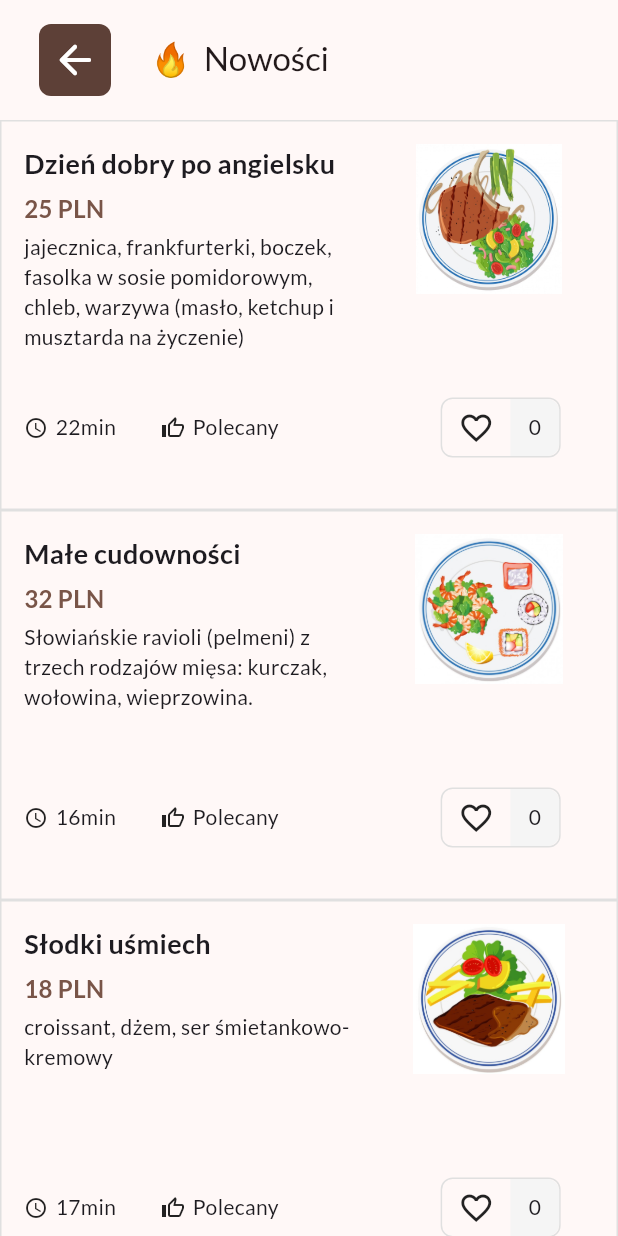
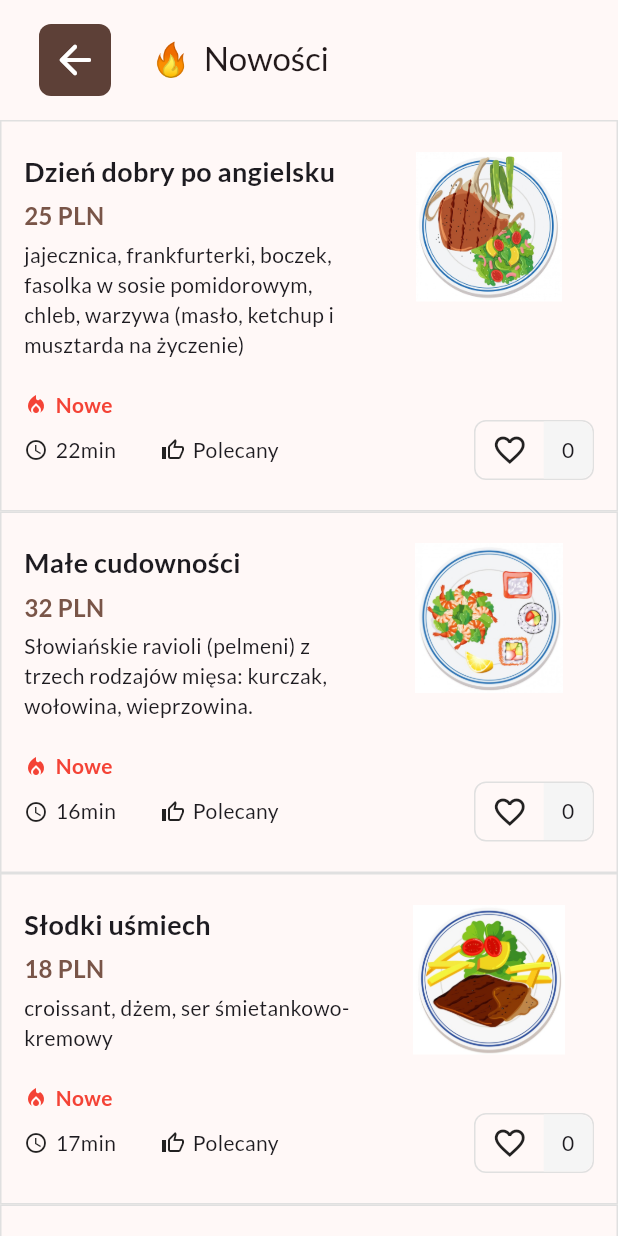
Before and after one commit to igorurbaniak/cafe_of_happiness_app, a Flutter app: the NewDishesPage screen opened directly, on a phone screen of 412 x 824 dp. Run offline on Flutter 3.47's test engine with Material 3 defaults, Android fonts, the phone set to English and light mode, and no system bars; our stand-ins replace firebase_auth, firebase_core, flutter_bloc, google_fonts, google_maps_flutter; accounts and stored records are empty; generated files the repository leaves out were written again.

Commit message:
Add to DsihFavoriteItem an Icon and Text to the all the dishes which are on the menu as New

```diff
--- a/lib/presentation/features/menu_item/menu_item_page/menu_item_page.dart
+++ b/lib/presentation/features/menu_item/menu_item_page/menu_item_page.dart
@@ -32,7 +32,7 @@ class MenuScreen extends StatelessWidget {
     List<DishModel> sortDishesByCategory(List<DishModel> dishes) {
       final Map<String, List<DishModel>> categories = {};
       for (var dish in dishes) {
-        final categoryTitle = dish.dishCategory.name; // Use category.name
+        final categoryTitle = dish.dishCategory.name;
         categories[categoryTitle] = (categories[categoryTitle] ?? []) + [dish];
       }
 
--- a/lib/presentation/features/menu_item/menu_item_page/widgets/dish_favorite_item.dart
+++ b/lib/presentation/features/menu_item/menu_item_page/widgets/dish_favorite_item.dart
@@ -22,9 +22,7 @@ class DishFavoriteItem extends StatelessWidget {
         context.read<MenuItemCubit>().state.favoriteCounts[dish.id] ?? 0;
 
     return Container(
-      padding: const EdgeInsets.all(15),
-      height: 260,
-      width: double.infinity,
+      padding: const EdgeInsets.symmetric(horizontal: 15, vertical: 20),
       decoration: BoxDecoration(
         border: Border.all(
           color: Colors.grey.shade300,
@@ -77,9 +75,8 @@ class DishFavoriteItem extends StatelessWidget {
                   ),
                 ),
                 const SizedBox(height: 5),
-                SizedBox(
-                  width: 220,
-                  height: 100,
+                Container(
+                  constraints: const BoxConstraints(maxWidth: 220),
                   child: Text(
                     dish.dishIngredients,
                     style: const TextStyle(
@@ -87,7 +84,25 @@ class DishFavoriteItem extends StatelessWidget {
                     ),
                   ),
                 ),
-                const SizedBox(height: 10),
+                const SizedBox(height: 20),
+                if (dish.isNew)
+                  const Row(
+                    children: [
+                      Icon(
+                        Icons.local_fire_department,
+                        size: 16,
+                        color: Colors.red,
+                      ),
+                      SizedBox(width: 5),
+                      Text(
+                        'Nowe',
+                        style: TextStyle(
+                            fontSize: 14,
+                            color: Colors.red,
+                            fontWeight: FontWeight.bold),
+                      ),
+                    ],
+                  ),
                 Row(
                   children: [
                     const Icon(
@@ -113,7 +128,7 @@ class DishFavoriteItem extends StatelessWidget {
                         fontSize: 14,
                       ),
                     ),
-                    const SizedBox(width: 108),
+                    const Spacer(),
                     InkWell(
                       onTap: () {
                         context.read<MenuItemCubit>().toggleFavorite(dish.id);
```
